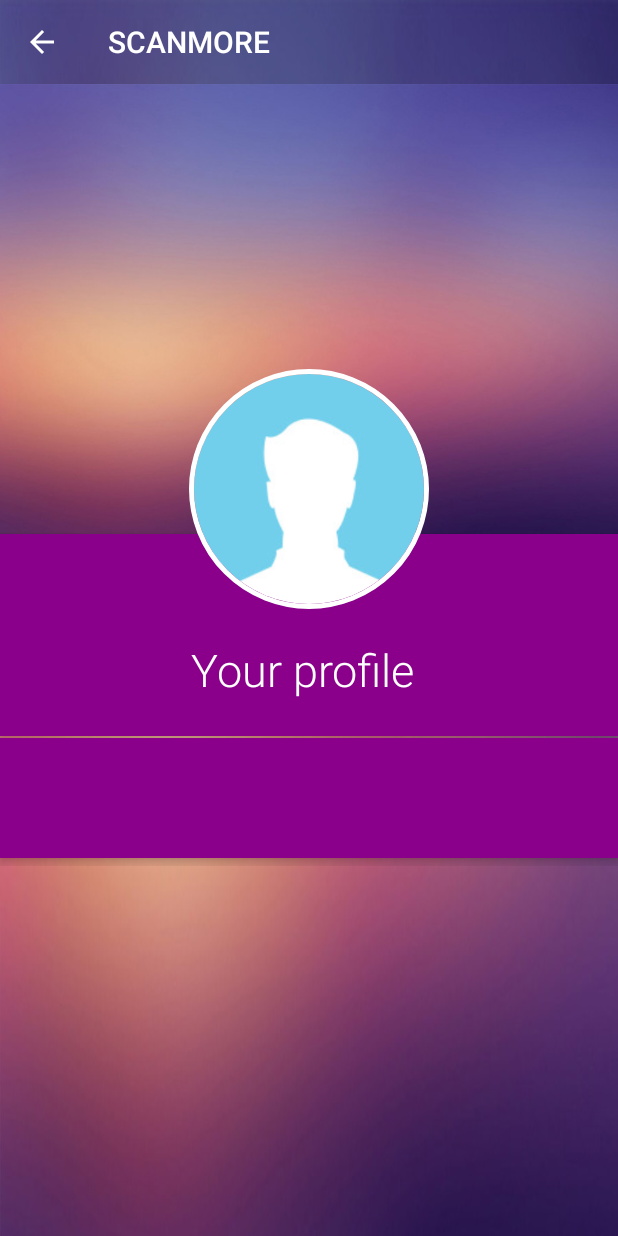
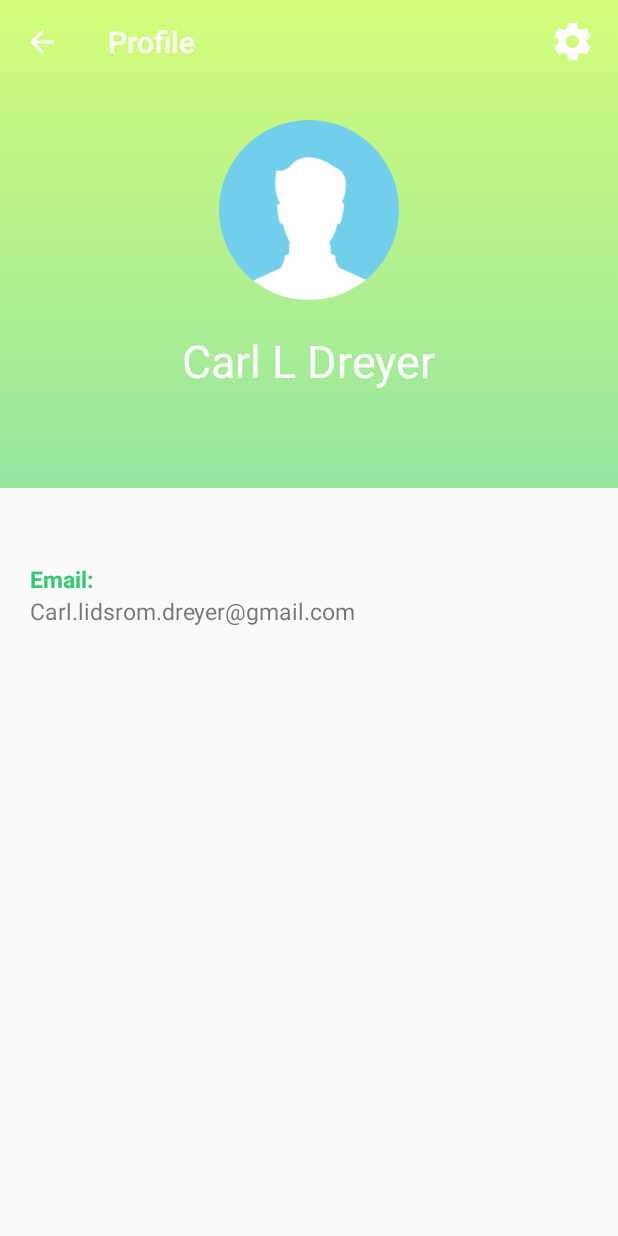
Before and after one commit to CarlLDreyer/scanmore, an Android app: the ProfileActivity screen opened directly, with no data from a screen before it, on a phone screen of 412 x 824 dp. Run offline under Robolectric (Android 15) with nearby library versions, the phone set to English and light mode, and no system bars; our stand-ins replace CircleImageView; 2 statements that could not run were skipped.

Commit message:
Updates
123

```diff
--- a/app/build.gradle
+++ b/app/build.gradle
@@ -25,7 +25,6 @@
     implementation 'com.android.support:support-v4:28.0.0'
     implementation 'com.android.support:design:28.0.0'
     implementation 'com.android.support.constraint:constraint-layout:1.1.3'
-    implementation 'de.hdodenhof:circleimageview:2.1.0'
     implementation 'org.apache.commons:commons-io:1.3.2'
     implementation 'androidx.constraintlayout:constraintlayout:1.1.2'
     implementation 'androidx.appcompat:appcompat:1.0.0-beta01'
@@ -37,6 +36,7 @@
     implementation 'com.jakewharton:butterknife:10.1.0'
     annotationProcessor 'com.jakewharton:butterknife-compiler:10.1.0'
     compile 'pl.bclogic:pulsator4droid:1.0.3'
+    implementation 'de.hdodenhof:circleimageview:2.2.0'
 
 }
 apply plugin: 'com.google.gms.google-services'
--- a/app/src/main/AndroidManifest.xml
+++ b/app/src/main/AndroidManifest.xml
@@ -23,7 +23,8 @@
         android:roundIcon="@mipmap/ic_launcher_round"
         android:supportsRtl="true"
         android:theme="@style/AppTheme">
-        <activity android:name="Profile.ProfileActivity" />
+        <activity android:name="Profile.ProfileActivity"
+            android:label="Profile"/>
         <activity android:name=".ShoppingList.ShoppingListActivity" />
         <activity
             android:name=".SplashActivity"
--- a/app/src/main/java/Profile/ProfileActivity.java
+++ b/app/src/main/java/Profile/ProfileActivity.java
@@ -36,11 +36,11 @@
         User user = la.getActiveUser();
 
         nameView = findViewById(R.id.profile_name);
-        nameView.setText("Name: " + user.getName());
+        nameView.setText(user.getName());
         //nameView.append(user.getName());
-        emailView = findViewById(R.id.profile_email);
-        emailView.setText("Email: " + user.getEmail());
-        //emailView.append(user.getEmail());
+        emailView = findViewById(R.id.email_profile);
+        emailView.setText(user.getEmail());
+
 
     }
     private void setupToolbar() {
--- a/app/src/main/java/SignUp/SignupActivity.java
+++ b/app/src/main/java/SignUp/SignupActivity.java
@@ -41,6 +41,7 @@
         btnSignup.setOnClickListener(new View.OnClickListener() {
             @Override
             public void onClick(View v) {
+                signup();
                 finish();
             }
         });
@@ -49,9 +50,6 @@
         login.setOnClickListener(new View.OnClickListener() {
             @Override
             public void onClick(View v) {
-                // Finish the registration screen and return to the Login activity
-                Intent intent = new Intent(getApplicationContext(), LoginActivity.class);
-                startActivity(intent);
                 finish();
             }
         });
--- /dev/null
+++ b/app/src/main/res/drawable/ic_settings.xml
@@ -0,0 +1,5 @@
+<vector android:height="48dp" android:tint="#FFFFFF"
+    android:viewportHeight="24.0" android:viewportWidth="24.0"
+    android:width="48dp" xmlns:android="http://schemas.android.com/apk/res/android">
+    <path android:fillColor="#FF000000" android:pathData="M19.43,12.98c0.04,-0.32 0.07,-0.64 0.07,-0.98s-0.03,-0.66 -0.07,-0.98l2.11,-1.65c0.19,-0.15 0.24,-0.42 0.12,-0.64l-2,-3.46c-0.12,-0.22 -0.39,-0.3 -0.61,-0.22l-2.49,1c-0.52,-0.4 -1.08,-0.73 -1.69,-0.98l-0.38,-2.65C14.46,2.18 14.25,2 14,2h-4c-0.25,0 -0.46,0.18 -0.49,0.42l-0.38,2.65c-0.61,0.25 -1.17,0.59 -1.69,0.98l-2.49,-1c-0.23,-0.09 -0.49,0 -0.61,0.22l-2,3.46c-0.13,0.22 -0.07,0.49 0.12,0.64l2.11,1.65c-0.04,0.32 -0.07,0.65 -0.07,0.98s0.03,0.66 0.07,0.98l-2.11,1.65c-0.19,0.15 -0.24,0.42 -0.12,0.64l2,3.46c0.12,0.22 0.39,0.3 0.61,0.22l2.49,-1c0.52,0.4 1.08,0.73 1.69,0.98l0.38,2.65c0.03,0.24 0.24,0.42 0.49,0.42h4c0.25,0 0.46,-0.18 0.49,-0.42l0.38,-2.65c0.61,-0.25 1.17,-0.59 1.69,-0.98l2.49,1c0.23,0.09 0.49,0 0.61,-0.22l2,-3.46c0.12,-0.22 0.07,-0.49 -0.12,-0.64l-2.11,-1.65zM12,15.5c-1.93,0 -3.5,-1.57 -3.5,-3.5s1.57,-3.5 3.5,-3.5 3.5,1.57 3.5,3.5 -1.57,3.5 -3.5,3.5z"/>
+</vector>
--- /dev/null
+++ b/app/src/main/res/drawable/profileimg.xml
@@ -0,0 +1,6 @@
+<?xml version="1.0" encoding="utf-8"?>
+<layer-list xmlns:android="http://schemas.android.com/apk/res/android" >
+    <item android:drawable="@drawable/man"/>
+    <item android:drawable="@drawable/circle"/>
+
+</layer-list>
--- a/app/src/main/res/layout/activity_main.xml
+++ b/app/src/main/res/layout/activity_main.xml
@@ -16,7 +16,7 @@
 
     <com.google.android.material.navigation.NavigationView
         android:id="@+id/nav_view"
-        android:layout_width="wrap_content"
+        android:layout_width="325dp"
         android:layout_height="match_parent"
         android:layout_gravity="start"
         android:fitsSystemWindows="true"
--- a/app/src/main/res/layout/activity_pay.xml
+++ b/app/src/main/res/layout/activity_pay.xml
@@ -83,7 +83,6 @@
 
         />
 
-
     <androidx.appcompat.widget.Toolbar
         android:id="@+id/toolbar"
         android:layout_width="match_parent"
--- a/app/src/main/res/layout/activity_profile.xml
+++ b/app/src/main/res/layout/activity_profile.xml
@@ -1,131 +1,81 @@
 <?xml version="1.0" encoding="utf-8"?>
 
-<ScrollView xmlns:android="http://schemas.android.com/apk/res/android"
+<RelativeLayout xmlns:android="http://schemas.android.com/apk/res/android"
     xmlns:app="http://schemas.android.com/apk/res-auto"
-
-    xmlns:tools="http://schemas.android.com/tools"
     android:layout_width="match_parent"
     android:layout_height="match_parent"
     android:id="@+id/profie_activty"
-    android:layout_below="@id/toolbar"
-    android:background="@drawable/gradient"
-    >
+    android:orientation="vertical">
 
-    <RelativeLayout
+    <LinearLayout
+        android:id="@+id/profile_layout"
         android:layout_width="match_parent"
-        android:layout_height="match_parent"
-        android:id="@+id/layout">
-
-        <ImageView
-            android:id="@+id/header_cover_image"
-            android:layout_width="match_parent"
-            android:layout_height="300dp"
-            android:background="?attr/selectableItemBackgroundBorderless"
-            android:scaleType="centerCrop"
-
-            android:layout_below="@id/toolbar"
-
-            android:src="@drawable/gradient"
-            app:srcCompat="@drawable/gradient" />
+        android:layout_height="325dp"
+        android:background="@drawable/gradient_bg"
+        android:orientation="vertical"
+        android:paddingTop="60dp">
 
         <de.hdodenhof.circleimageview.CircleImageView
-            xmlns:app="http://schemas.android.com/apk/res-auto"
-
-            android:clickable="true"
-            app:civ_border_width="3dp"
-            app:civ_border_color="#FFFFFFFF"
-
             android:id="@+id/profile"
-            android:layout_width="200dp"
-            android:layout_height="200dp"
-            android:layout_below="@+id/header_cover_image"
-            android:layout_centerHorizontal="true"
-            android:layout_marginTop="-130dp"
-            android:elevation="5dp"
-            android:padding="20dp"
+            android:layout_width="120dp"
+            android:layout_height="120dp"
+            android:layout_gravity="center"
+            android:layout_marginBottom="10dp"
+            android:layout_marginTop="20dp"
             android:scaleType="centerCrop"
             android:src="@drawable/man" />
-
-        <RelativeLayout
-            android:id="@+id/profile_layout"
-            android:layout_width="match_parent"
-            android:layout_height="wrap_content"
-            android:layout_below="@+id/header_cover_image"
-            android:background="#8B008B"
-            android:elevation="4dp"
-            android:paddingBottom="24dp">
-
 
         <TextView
             android:id="@+id/profile_name"
             android:layout_width="wrap_content"
             android:layout_height="wrap_content"
-                android:layout_centerHorizontal="true"
-                android:layout_marginTop="70dp"
-                android:text="Your profile "
-                android:fontFamily="sans-serif-light"
-                android:textColor="#fff"
-                android:textSize="30sp"
-                />
-        </RelativeLayout>
-        <androidx.constraintlayout.widget.ConstraintLayout
-            android:layout_width="match_parent"
-            android:layout_height="match_parent"
-            android:layout_below="@+id/profile_layout"
-            android:layout_marginTop="1dp"
-            android:layout_marginBottom="5dp"
-            android:background="#8B008B"
-            android:elevation="4dp"
+            android:layout_gravity="center"
+            android:text="Carl L Dreyer"
+            android:paddingTop="10dp"
+            android:textColor="@android:color/white"
+            android:textSize="30sp" />
+    </LinearLayout>
+
+    <LinearLayout
+        android:layout_width="wrap_content"
+        android:paddingStart="20dp"
+        android:paddingEnd="20dp"
+        android:layout_height="wrap_content"
         android:orientation="vertical"
-            android:paddingLeft="5dp"
-            android:paddingTop="20dp"
-            android:paddingRight="5dp"
-            android:paddingBottom="20dp">
-
+        android:layout_below="@id/profile_layout"
+        android:paddingTop="50dp">
         <TextView
-                android:id="@+id/textView10"
+            android:id="@+id/email_p"
             android:layout_width="wrap_content"
             android:layout_height="wrap_content"
-                android:layout_margin="5dp"
-                android:layout_marginLeft="8dp"
-                android:layout_marginTop="8dp"
-                android:clickable="true"
-                android:textSize="25dp"
-                android:fontFamily="sans-serif-light"
-                android:textStyle="normal"
-                android:textColor="@color/colorWhite"
-                app:layout_constraintLeft_toLeftOf="parent"
-                app:layout_constraintTop_toTopOf="parent" />
-
+            android:textStyle="bold"
+            android:textColor="@color/buttons_color"
+            android:text="Email:"
+            android:textSize="15sp"/>
         <TextView
-                android:id="@+id/profile_email"
+            android:id="@+id/email_profile"
             android:layout_width="wrap_content"
             android:layout_height="wrap_content"
-                android:layout_margin="5dp"
-                android:layout_marginLeft="8dp"
-                android:layout_marginTop="8dp"
-                android:clickable="true"
+            android:textSize="15sp"
+            android:text="Carl.lidsrom.dreyer@gmail.com "/>
+    </LinearLayout>
 
-                android:textSize="25dp"
-                android:fontFamily="sans-serif-light"
-                android:textColor="@color/colorWhite"
-                app:layout_constraintLeft_toRightOf="@+id/textView10"
-                app:layout_constraintTop_toTopOf="parent"
-                />
-
-
-        </androidx.constraintlayout.widget.ConstraintLayout>
 
     <androidx.appcompat.widget.Toolbar
         android:id="@+id/toolbar"
         android:layout_width="match_parent"
         android:layout_height="wrap_content"
         android:layout_gravity="top"
-            android:background="@color/actionbar_opacity"
+        android:background="@android:color/transparent"
         android:minHeight="?attr/actionBarSize"
-            app:theme="@style/TransparentToolbar" />
+        app:theme="@style/TransparentToolbar">
+        <ImageButton
+            android:layout_width="30dp"
+            android:layout_height="30dp"
+            android:contentDescription="settingsButton"
+            android:background="@drawable/ic_settings"
+            android:layout_gravity="end"
+            android:layout_marginEnd="15dp"/>
+    </androidx.appcompat.widget.Toolbar>
 
 </RelativeLayout>
-
-
-</ScrollView>
--- a/app/src/main/res/menu/activity_main_drawer.xml
+++ b/app/src/main/res/menu/activity_main_drawer.xml
@@ -4,11 +4,6 @@
     tools:showIn="navigation_view">
 
     <group>
-        <item
-            android:id="@+id/nav_profile"
-            android:icon="@drawable/ic_person_black_24dp"
-            android:title="Profile"
-            />
         <item
             android:id="@+id/nav_camera"
             android:icon="@drawable/ic_menu_camera"
--- a/app/src/main/res/values/dimens.xml
+++ b/app/src/main/res/values/dimens.xml
@@ -3,7 +3,7 @@
     <dimen name="activity_horizontal_margin">16dp</dimen>
     <dimen name="activity_vertical_margin">16dp</dimen>
     <dimen name="nav_header_vertical_spacing">8dp</dimen>
-    <dimen name="nav_header_height">176dp</dimen>
+    <dimen name="nav_header_height">250dp</dimen>
     <dimen name="fab_margin">16dp</dimen>
     <dimen name="scan_button_margin">100dp</dimen>
     <dimen name="app_bar_height">180dp</dimen>
```
Also changed, not shown: app/src/main/java/com/example/scanmore/MainActivity.java (+9 -8 lines), app/src/main/res/drawable/circle.xml (added, +12 -0 lines), app/src/main/res/layout/activity_login.xml (+0 -7 lines), app/src/main/res/layout/nav_header_main.xml (+27 -17 lines). Lines whose indentation alone changed are shown as unchanged.
